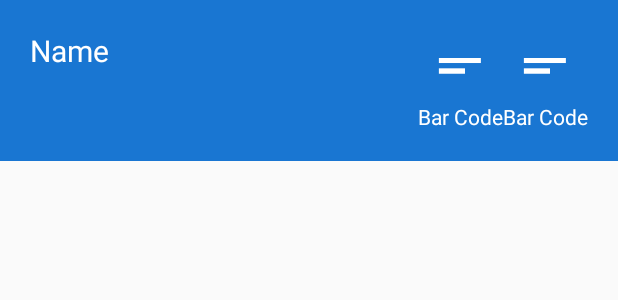
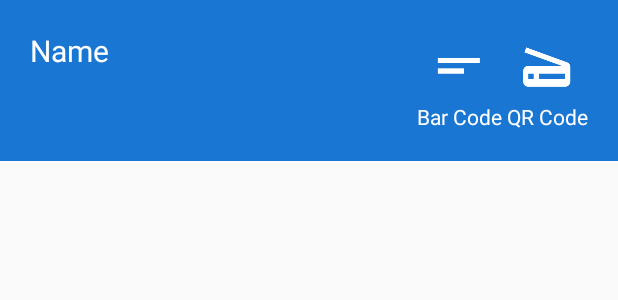
Before and after one commit to masterUNG/FETlQRcode, an Android app: the layout activity_service.xml on its own in the app's theme, with its tools: preview values and no code run, on a phone screen of 412 x 824 dp. Shown: the top 300 px of the screen. Run offline under Robolectric (Android 15) with nearby library versions, the phone set to English and light mode, and no system bars.

Commit message:
Design UI Service ok

```diff
--- a/app/src/main/res/layout/activity_service.xml
+++ b/app/src/main/res/layout/activity_service.xml
@@ -13,6 +13,7 @@
         android:padding="@dimen/padding">
 
         <TextView
+            android:id="@+id/txtNameLogin"
             android:layout_width="wrap_content"
             android:layout_height="wrap_content"
             android:text="Name"
@@ -31,6 +32,7 @@
                 android:orientation="vertical">
 
                 <ImageView
+                    android:id="@+id/imvBarCode"
                     android:layout_width="wrap_content"
                     android:layout_height="wrap_content"
                     android:layout_gravity="center_horizontal"
@@ -45,20 +47,22 @@
             </LinearLayout>
 
             <LinearLayout
+                android:layout_marginLeft="3dp"
                 android:layout_width="wrap_content"
                 android:layout_height="wrap_content"
                 android:orientation="vertical">
 
                 <ImageView
+                    android:id="@+id/imvQrCode"
                     android:layout_width="wrap_content"
                     android:layout_height="wrap_content"
                     android:layout_gravity="center_horizontal"
-                    android:src="@mipmap/ic_bar" />
+                    android:src="@mipmap/ic_qr" />
 
                 <TextView
                     android:layout_width="wrap_content"
                     android:layout_height="wrap_content"
-                    android:text="Bar Code"
+                    android:text="QR Code"
                     android:textColor="@color/white" />
 
             </LinearLayout>
@@ -67,5 +71,10 @@
 
     </RelativeLayout>
 
+    <ListView
+        android:id="@+id/livProduct"
+        android:layout_width="match_parent"
+        android:layout_height="match_parent"></ListView>
+
 
 </LinearLayout>
```
